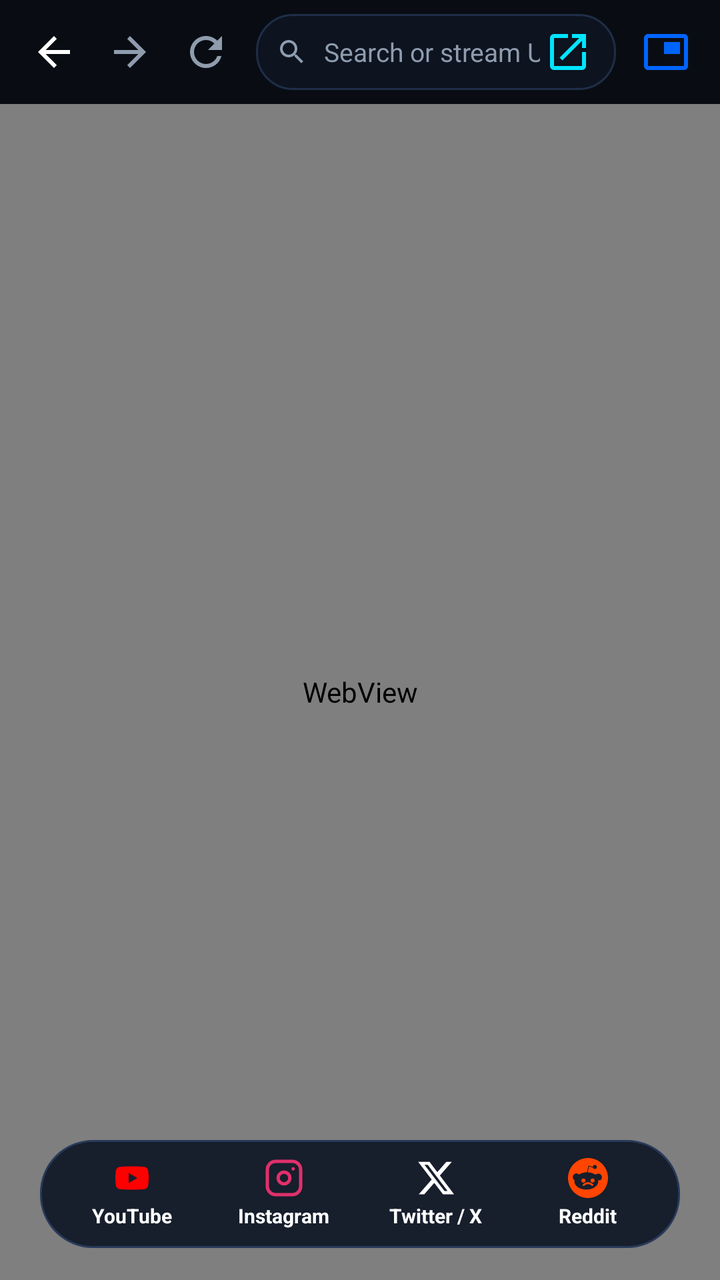
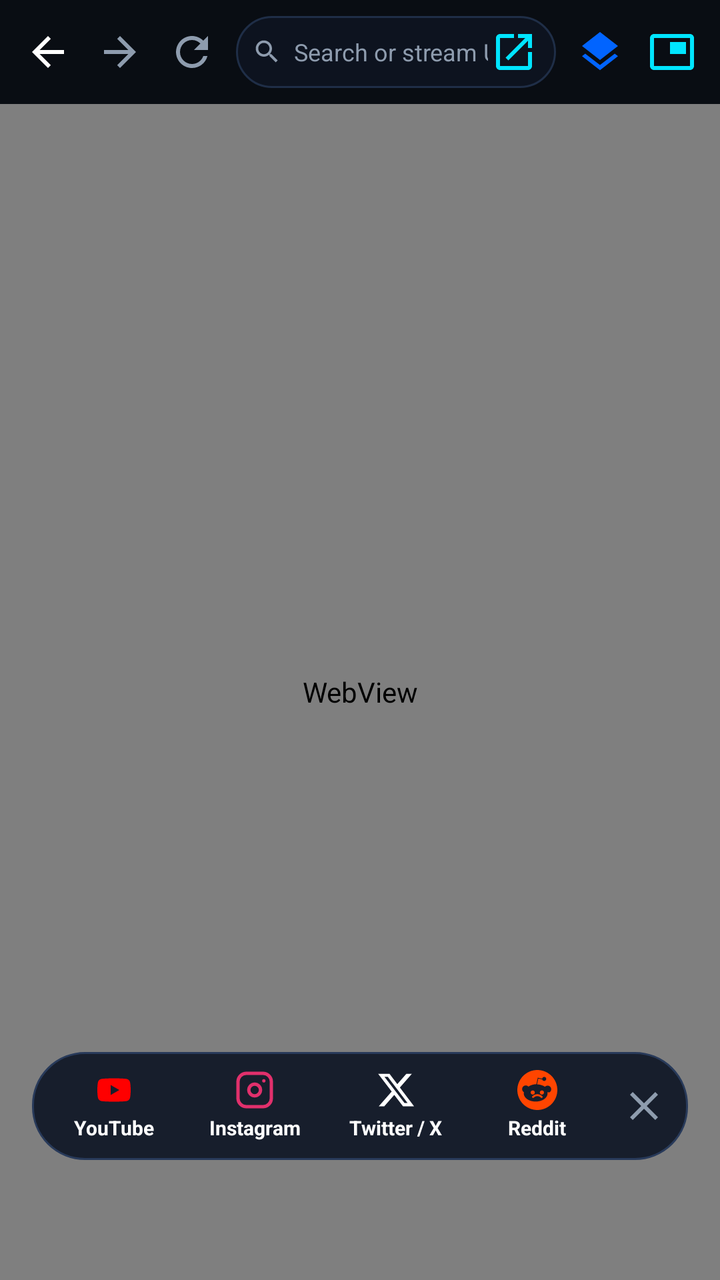

Screens rendered from an Android XML layout before and after an edit, with the pre-edit source and the edit as a unified diff.
<!-- AndroidManifest.xml: application theme Theme.AdShield -->
<!-- res/layout/activity_media_hub.xml -->
<?xml version="1.0" encoding="utf-8"?>
<RelativeLayout xmlns:android="http://schemas.android.com/apk/res/android"
    xmlns:app="http://schemas.android.com/apk/res-auto"
    android:layout_width="match_parent"
    android:layout_height="match_parent"
    android:background="@color/background_dark">

    <LinearLayout
        android:id="@+id/mainContentLayout"
        android:layout_width="match_parent"
        android:layout_height="match_parent"
        android:orientation="vertical">

        
        <LinearLayout
            android:id="@+id/topBar"
            android:layout_width="match_parent"
            android:layout_height="52dp"
            android:background="#F0090D14"
            android:gravity="center_vertical"
            android:orientation="horizontal"
            android:paddingHorizontal="8dp">

            <ImageButton
                android:id="@+id/btnBack"
                android:layout_width="38dp"
                android:layout_height="38dp"
                android:background="?attr/selectableItemBackgroundBorderless"
                android:src="@drawable/ic_arrow_back"
                app:tint="@color/text_primary"
                android:contentDescription="Back" />

            <ImageButton
                android:id="@+id/btnForward"
                android:layout_width="38dp"
                android:layout_height="38dp"
                android:background="?attr/selectableItemBackgroundBorderless"
                android:src="@drawable/ic_arrow_forward"
                app:tint="@color/text_secondary"
                android:contentDescription="Forward" />

            <ImageButton
                android:id="@+id/btnRefresh"
                android:layout_width="38dp"
                android:layout_height="38dp"
                android:background="?attr/selectableItemBackgroundBorderless"
                android:src="@drawable/ic_refresh"
                app:tint="@color/text_secondary"
                android:contentDescription="Refresh" />

            
            <LinearLayout
                android:layout_width="0dp"
                android:layout_height="38dp"
                android:layout_weight="1"
                android:layout_marginHorizontal="6dp"
                android:background="@drawable/bg_search_chip"
                android:gravity="center_vertical"
                android:orientation="horizontal"
                android:paddingHorizontal="10dp">

                <ImageView
                    android:layout_width="16dp"
                    android:layout_height="16dp"
                    android:src="@drawable/ic_search"
                    app:tint="@color/text_secondary" />

                <EditText
                    android:id="@+id/urlInput"
                    android:layout_width="0dp"
                    android:layout_height="match_parent"
                    android:layout_weight="1"
                    android:layout_marginStart="8dp"
                    android:background="@null"
                    android:hint="Search or stream URL..."
                    android:imeOptions="actionGo"
                    android:inputType="textUri"
                    android:maxLines="1"
                    android:textColor="@color/text_primary"
                    android:textColorHint="@color/text_secondary"
                    android:textSize="13sp" />

                <ImageButton
                    android:id="@+id/btnGo"
                    android:layout_width="28dp"
                    android:layout_height="28dp"
                    android:background="?attr/selectableItemBackgroundBorderless"
                    android:src="@drawable/ic_launch"
                    app:tint="@color/fokk_cyan"
                    android:contentDescription="Navigate" />
            </LinearLayout>

            <ImageButton
                android:id="@+id/btnPip"
                android:layout_width="38dp"
                android:layout_height="38dp"
                android:background="?attr/selectableItemBackgroundBorderless"
                android:src="@drawable/ic_pip"
                app:tint="@color/fokk_blue"
                android:contentDescription="Picture-in-Picture" />
        </LinearLayout>

        <ProgressBar
            android:id="@+id/progressBar"
            style="?android:attr/progressBarStyleHorizontal"
            android:layout_width="match_parent"
            android:layout_height="2dp"
            android:max="100"
            android:progressTint="@color/fokk_cyan"
            android:visibility="gone" />

        
        <FrameLayout
            android:layout_width="match_parent"
            android:layout_height="0dp"
            android:layout_weight="1">

            <WebView
                android:id="@+id/webView"
                android:layout_width="match_parent"
                android:layout_height="match_parent" />

            
            <LinearLayout
                android:id="@+id/bottomNav"
                android:layout_width="match_parent"
                android:layout_height="54dp"
                android:layout_gravity="bottom"
                android:layout_marginHorizontal="20dp"
                android:layout_marginBottom="16dp"
                android:background="@drawable/bg_floating_dock"
                android:elevation="6dp"
                android:gravity="center"
                android:orientation="horizontal"
                android:paddingHorizontal="8dp">

                
                <LinearLayout
                    android:id="@+id/btnPlatformYoutube"
                    android:layout_width="0dp"
                    android:layout_height="match_parent"
                    android:layout_weight="1"
                    android:background="?attr/selectableItemBackgroundBorderless"
                    android:clickable="true"
                    android:focusable="true"
                    android:gravity="center"
                    android:orientation="vertical">

                    <ImageView
                        android:layout_width="20dp"
                        android:layout_height="20dp"
                        android:src="@drawable/ic_youtube" />

                    <TextView
                        android:layout_width="wrap_content"
                        android:layout_height="wrap_content"
                        android:layout_marginTop="2dp"
                        android:text="YouTube"
                        android:textColor="@color/text_primary"
                        android:textSize="10sp"
                        android:textStyle="bold" />
                </LinearLayout>

                
                <LinearLayout
                    android:id="@+id/btnPlatformInstagram"
                    android:layout_width="0dp"
                    android:layout_height="match_parent"
                    android:layout_weight="1"
                    android:background="?attr/selectableItemBackgroundBorderless"
                    android:clickable="true"
                    android:focusable="true"
                    android:gravity="center"
                    android:orientation="vertical">

                    <ImageView
                        android:layout_width="20dp"
                        android:layout_height="20dp"
                        android:src="@drawable/ic_instagram" />

                    <TextView
                        android:layout_width="wrap_content"
                        android:layout_height="wrap_content"
                        android:layout_marginTop="2dp"
                        android:text="Instagram"
                        android:textColor="@color/text_primary"
                        android:textSize="10sp"
                        android:textStyle="bold" />
                </LinearLayout>

                
                <LinearLayout
                    android:id="@+id/btnPlatformTwitter"
                    android:layout_width="0dp"
                    android:layout_height="match_parent"
                    android:layout_weight="1"
                    android:background="?attr/selectableItemBackgroundBorderless"
                    android:clickable="true"
                    android:focusable="true"
                    android:gravity="center"
                    android:orientation="vertical">

                    <ImageView
                        android:layout_width="20dp"
                        android:layout_height="20dp"
                        android:src="@drawable/ic_twitter" />

                    <TextView
                        android:layout_width="wrap_content"
                        android:layout_height="wrap_content"
                        android:layout_marginTop="2dp"
                        android:text="Twitter / X"
                        android:textColor="@color/text_primary"
                        android:textSize="10sp"
                        android:textStyle="bold" />
                </LinearLayout>

                
                <LinearLayout
                    android:id="@+id/btnPlatformReddit"
                    android:layout_width="0dp"
                    android:layout_height="match_parent"
                    android:layout_weight="1"
                    android:background="?attr/selectableItemBackgroundBorderless"
                    android:clickable="true"
                    android:focusable="true"
                    android:gravity="center"
                    android:orientation="vertical">

                    <ImageView
                        android:layout_width="20dp"
                        android:layout_height="20dp"
                        android:src="@drawable/ic_reddit" />

                    <TextView
                        android:layout_width="wrap_content"
                        android:layout_height="wrap_content"
                        android:layout_marginTop="2dp"
                        android:text="Reddit"
                        android:textColor="@color/text_primary"
                        android:textSize="10sp"
                        android:textStyle="bold" />
                </LinearLayout>
            </LinearLayout>
        </FrameLayout>
    </LinearLayout>

    
    <FrameLayout
        android:id="@+id/fullscreenContainer"
        android:layout_width="match_parent"
        android:layout_height="match_parent"
        android:background="#000000"
        android:visibility="gone" />

</RelativeLayout>
<!-- resources referenced by this layout -->
<resources>
  <color name="background_dark">#090D14</color>
  <color name="fokk_blue">#0164FF</color>
  <color name="fokk_cyan">#00E5FF</color>
  <color name="text_primary">#FFFFFF</color>
  <color name="text_secondary">#8E9CAE</color>
  <!-- drawable bg_floating_dock (drawable) -->
  <?xml version="1.0" encoding="utf-8"?>
  <shape xmlns:android="http://schemas.android.com/apk/res/android"
      android:shape="rectangle">
      <corners android:radius="26dp" />
      <solid android:color="#E60D1424" />
      <stroke
          android:width="1dp"
          android:color="#283A5A" />
  </shape>
  <!-- drawable bg_search_chip (drawable) -->
  <?xml version="1.0" encoding="utf-8"?>
  <shape xmlns:android="http://schemas.android.com/apk/res/android"
      android:shape="rectangle">
      <corners android:radius="18dp" />
      <solid android:color="#0D131F" />
      <stroke
          android:width="1dp"
          android:color="#1F2E47" />
  </shape>
  <!-- drawable ic_arrow_back (drawable) -->
  <vector xmlns:android="http://schemas.android.com/apk/res/android"
      android:width="24dp"
      android:height="24dp"
      android:viewportWidth="24"
      android:viewportHeight="24">
    <path
        android:fillColor="#FFFFFF"
        android:pathData="M20,11H7.83l5.59,-5.59L12,4l-8,8 8,8 1.41,-1.41L7.83,13H20v-2z"/>
  </vector>
  <!-- drawable ic_arrow_forward (drawable) -->
  <vector xmlns:android="http://schemas.android.com/apk/res/android"
      android:width="24dp"
      android:height="24dp"
      android:viewportWidth="24"
      android:viewportHeight="24">
    <path
        android:fillColor="#FFFFFF"
        android:pathData="M12,4l-1.41,1.41L16.17,11H4v2h12.17l-5.58,5.59L12,20l8,-8z"/>
  </vector>
  <!-- drawable ic_launch (drawable) -->
  <vector xmlns:android="http://schemas.android.com/apk/res/android"
      android:width="24dp"
      android:height="24dp"
      android:viewportWidth="24"
      android:viewportHeight="24">
    <path
        android:fillColor="#00B0FF"
        android:pathData="M19,19H5V5h7V3H5c-1.11,0 -2,0.9 -2,2v14c0,1.1 0.89,2 2,2h14c1.1,0 2,-0.9 2,-2v-7h-2v7zM14,3v2h3.59l-9.83,9.83 1.41,1.41L19,6.41V10h2V3h-7z"/>
  </vector>
  <!-- drawable ic_pip (drawable) -->
  <vector xmlns:android="http://schemas.android.com/apk/res/android"
      android:width="24dp"
      android:height="24dp"
      android:viewportWidth="24"
      android:viewportHeight="24">
    <path
        android:fillColor="#FFFFFF"
        android:pathData="M19,7h-8v6h8V7zM21,3H3c-1.1,0 -2,0.9 -2,2v14c0,1.1 0.9,2 2,2h18c1.1,0 2,-0.9 2,-2V5c0,-1.1 -0.9,-2 -2,-2zM21,19.01H3V4.99h18v14.02z"/>
  </vector>
  <style name="Theme.AdShield" parent="Theme.Material3.Dark.NoActionBar">
          <item name="colorPrimary">@color/secondary</item>
          <item name="colorSecondary">@color/accent_green</item>
          <item name="android:statusBarColor">@color/background_dark</item>
          <item name="android:navigationBarColor">@color/background_dark</item>
          <item name="android:windowBackground">@color/background_dark</item>
      </style>
  <color name="secondary">#00E5FF</color>
  <color name="accent_green">#00E676</color>
  <!-- unchanged entries left out for length: 6 -->
</resources>

<!-- the commit's change to res/layout/activity_media_hub.xml (unified diff, before → after) -->
@@ -19,12 +19,12 @@
             android:background="#F0090D14"
             android:gravity="center_vertical"
             android:orientation="horizontal"
-            android:paddingHorizontal="8dp">
+            android:paddingHorizontal="6dp">
 
             <ImageButton
                 android:id="@+id/btnBack"
-                android:layout_width="38dp"
-                android:layout_height="38dp"
+                android:layout_width="36dp"
+                android:layout_height="36dp"
                 android:background="?attr/selectableItemBackgroundBorderless"
                 android:src="@drawable/ic_arrow_back"
                 app:tint="@color/text_primary"
@@ -32,8 +32,8 @@
 
             <ImageButton
                 android:id="@+id/btnForward"
-                android:layout_width="38dp"
-                android:layout_height="38dp"
+                android:layout_width="36dp"
+                android:layout_height="36dp"
                 android:background="?attr/selectableItemBackgroundBorderless"
                 android:src="@drawable/ic_arrow_forward"
                 app:tint="@color/text_secondary"
@@ -41,8 +41,8 @@
 
             <ImageButton
                 android:id="@+id/btnRefresh"
-                android:layout_width="38dp"
-                android:layout_height="38dp"
+                android:layout_width="36dp"
+                android:layout_height="36dp"
                 android:background="?attr/selectableItemBackgroundBorderless"
                 android:src="@drawable/ic_refresh"
                 app:tint="@color/text_secondary"
@@ -51,17 +51,17 @@
             
             <LinearLayout
                 android:layout_width="0dp"
-                android:layout_height="38dp"
+                android:layout_height="36dp"
                 android:layout_weight="1"
-                android:layout_marginHorizontal="6dp"
+                android:layout_marginHorizontal="4dp"
                 android:background="@drawable/bg_search_chip"
                 android:gravity="center_vertical"
                 android:orientation="horizontal"
-                android:paddingHorizontal="10dp">
+                android:paddingHorizontal="8dp">
 
                 <ImageView
-                    android:layout_width="16dp"
-                    android:layout_height="16dp"
+                    android:layout_width="15dp"
+                    android:layout_height="15dp"
                     android:src="@drawable/ic_search"
                     app:tint="@color/text_secondary" />
 
@@ -70,7 +70,7 @@
                     android:layout_width="0dp"
                     android:layout_height="match_parent"
                     android:layout_weight="1"
-                    android:layout_marginStart="8dp"
+                    android:layout_marginStart="6dp"
                     android:background="@null"
                     android:hint="Search or stream URL..."
                     android:imeOptions="actionGo"
@@ -78,25 +78,35 @@
                     android:maxLines="1"
                     android:textColor="@color/text_primary"
                     android:textColorHint="@color/text_secondary"
-                    android:textSize="13sp" />
+                    android:textSize="12sp" />
 
                 <ImageButton
                     android:id="@+id/btnGo"
-                    android:layout_width="28dp"
-                    android:layout_height="28dp"
+                    android:layout_width="26dp"
+                    android:layout_height="26dp"
                     android:background="?attr/selectableItemBackgroundBorderless"
                     android:src="@drawable/ic_launch"
                     app:tint="@color/fokk_cyan"
                     android:contentDescription="Navigate" />
             </LinearLayout>
 
+            
+            <ImageButton
+                android:id="@+id/btnPlatformMenu"
+                android:layout_width="36dp"
+                android:layout_height="36dp"
+                android:background="?attr/selectableItemBackgroundBorderless"
+                android:src="@drawable/ic_layers"
+                app:tint="@color/fokk_blue"
+                android:contentDescription="Switch Platform" />
+
             <ImageButton
                 android:id="@+id/btnPip"
-                android:layout_width="38dp"
-                android:layout_height="38dp"
+                android:layout_width="36dp"
+                android:layout_height="36dp"
                 android:background="?attr/selectableItemBackgroundBorderless"
                 android:src="@drawable/ic_pip"
-                app:tint="@color/fokk_blue"
+                app:tint="@color/fokk_cyan"
                 android:contentDescription="Picture-in-Picture" />
         </LinearLayout>
 
@@ -122,17 +132,50 @@
 
             
             <LinearLayout
+                android:id="@+id/btnStudioToggle"
+                android:layout_width="wrap_content"
+                android:layout_height="36dp"
+                android:layout_gravity="bottom|end"
+                android:layout_marginEnd="16dp"
+                android:layout_marginBottom="64dp"
+                android:background="@drawable/bg_floating_dock"
+                android:elevation="6dp"
+                android:gravity="center"
+                android:orientation="horizontal"
+                android:paddingHorizontal="12dp"
+                android:visibility="gone"
+                android:clickable="true"
+                android:focusable="true">
+
+                <ImageView
+                    android:id="@+id/imgTogglePlatform"
+                    android:layout_width="16dp"
+                    android:layout_height="16dp"
+                    android:src="@drawable/ic_youtube" />
+
+                <TextView
+                    android:layout_width="wrap_content"
+                    android:layout_height="wrap_content"
+                    android:layout_marginStart="6dp"
+                    android:text="Studio Hub"
+                    android:textColor="@color/text_primary"
+                    android:textSize="11sp"
+                    android:textStyle="bold" />
+            </LinearLayout>
+
+            
+            <LinearLayout
                 android:id="@+id/bottomNav"
                 android:layout_width="match_parent"
                 android:layout_height="54dp"
                 android:layout_gravity="bottom"
-                android:layout_marginHorizontal="20dp"
-                android:layout_marginBottom="16dp"
+                android:layout_marginHorizontal="16dp"
+                android:layout_marginBottom="60dp"
                 android:background="@drawable/bg_floating_dock"
-                android:elevation="6dp"
+                android:elevation="8dp"
                 android:gravity="center"
                 android:orientation="horizontal"
-                android:paddingHorizontal="8dp">
+                android:paddingHorizontal="6dp">
 
                 
                 <LinearLayout
@@ -241,6 +284,17 @@
                         android:textSize="10sp"
                         android:textStyle="bold" />
                 </LinearLayout>
+
+                
+                <ImageButton
+                    android:id="@+id/btnMinimizeDock"
+                    android:layout_width="32dp"
+                    android:layout_height="32dp"
+                    android:layout_marginStart="2dp"
+                    android:background="?attr/selectableItemBackgroundBorderless"
+                    android:src="@drawable/ic_close"
+                    app:tint="@color/text_secondary"
+                    android:contentDescription="Minimize dock" />
             </LinearLayout>
         </FrameLayout>
     </LinearLayout>
<!-- resource entries referenced after the edit -->
@@ -45,6 +45,16 @@
         android:fillColor="#FFFFFF"
         android:pathData="M12,4l-1.41,1.41L16.17,11H4v2h12.17l-5.58,5.59L12,20l8,-8z"/>
   </vector>
+  <!-- drawable ic_close (drawable) -->
+  <vector xmlns:android="http://schemas.android.com/apk/res/android"
+      android:width="24dp"
+      android:height="24dp"
+      android:viewportWidth="24"
+      android:viewportHeight="24">
+      <path
+          android:fillColor="#8E9CAE"
+          android:pathData="M19,6.41L17.59,5 12,10.59 6.41,5 5,6.41 10.59,12 5,17.59 6.41,19 12,13.41 17.59,19 19,17.59 13.41,12z"/>
+  </vector>
   <!-- drawable ic_launch (drawable) -->
   <vector xmlns:android="http://schemas.android.com/apk/res/android"
       android:width="24dp"
@@ -54,6 +64,16 @@
     <path
         android:fillColor="#00B0FF"
         android:pathData="M19,19H5V5h7V3H5c-1.11,0 -2,0.9 -2,2v14c0,1.1 0.89,2 2,2h14c1.1,0 2,-0.9 2,-2v-7h-2v7zM14,3v2h3.59l-9.83,9.83 1.41,1.41L19,6.41V10h2V3h-7z"/>
+  </vector>
+  <!-- drawable ic_layers (drawable) -->
+  <vector xmlns:android="http://schemas.android.com/apk/res/android"
+      android:width="24dp"
+      android:height="24dp"
+      android:viewportWidth="24"
+      android:viewportHeight="24">
+      <path
+          android:fillColor="#0164FF"
+          android:pathData="M11.99,18.54l-7.37,-5.73L3,14.07l9,7 9,-7 -1.63,-1.27 -7.38,5.74zM12,16l7.36,-5.73L21,9l-9,-7 -9,7 1.63,1.27L12,16z"/>
   </vector>
   <!-- drawable ic_pip (drawable) -->
   <vector xmlns:android="http://schemas.android.com/apk/res/android"
